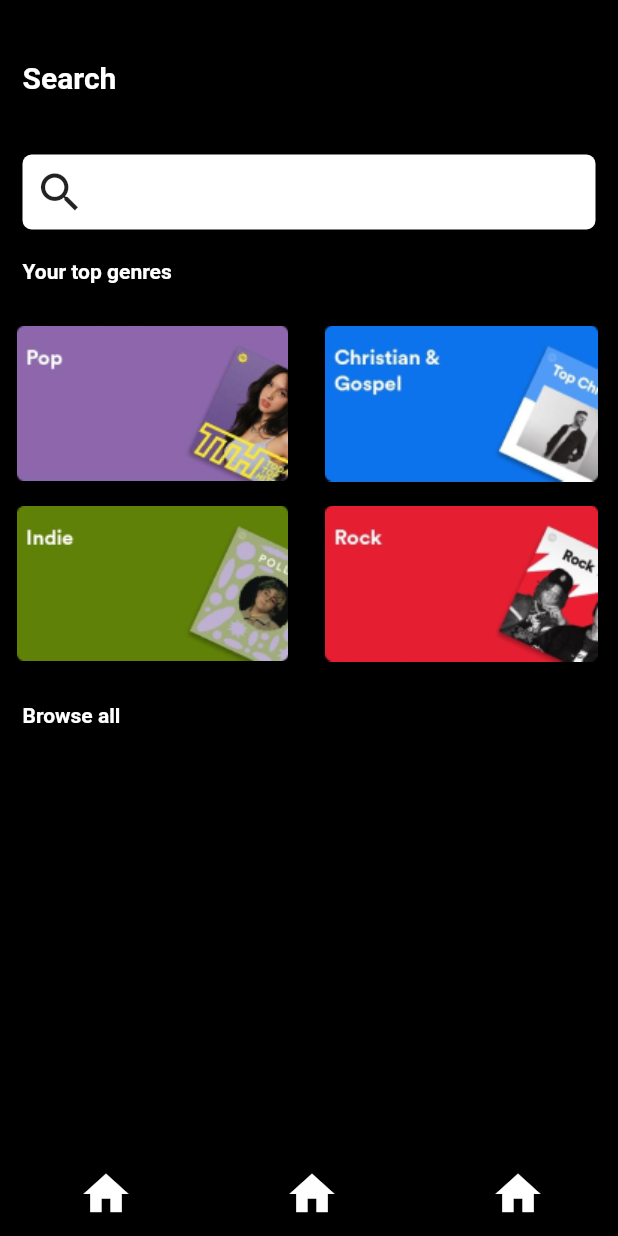
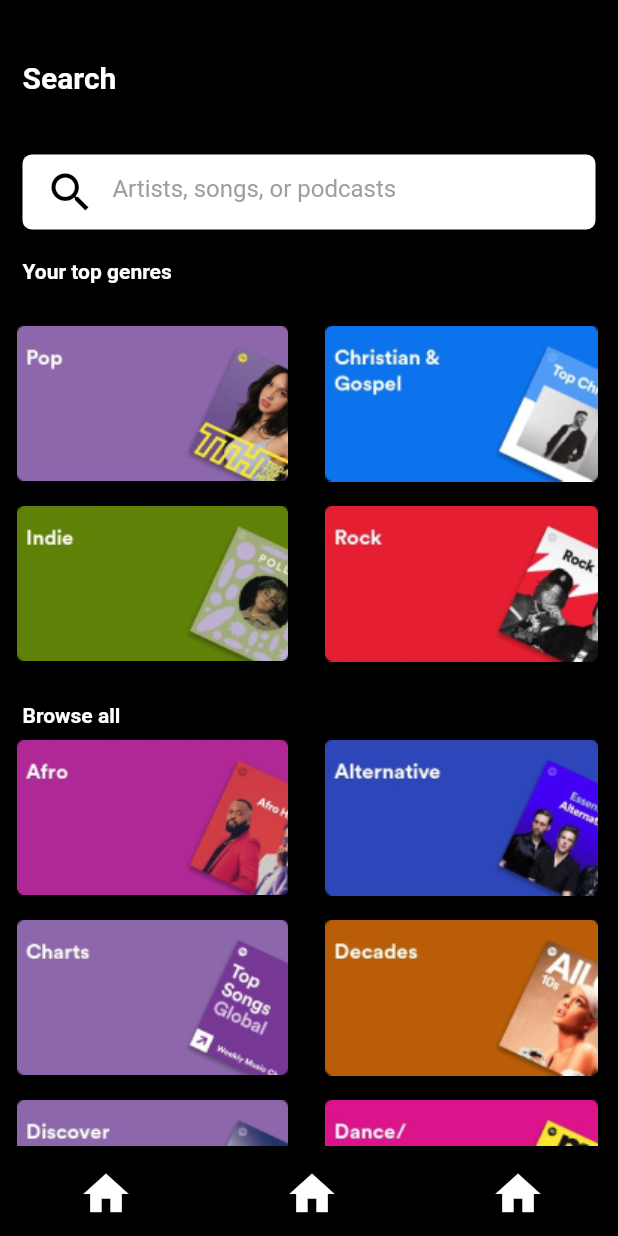
Before and after one commit to Drako-Rexon/Spotify_clone, a Flutter app: the screen it shows after launch, on a phone screen of 412 x 824 dp. Run offline on Flutter 3.47's test engine with Material 2 defaults, Android fonts, the phone set to English and light mode, and no system bars; our stand-ins replace flutter_vector_icons, get, page_transition, unicons.

Commit message:
search page almost done

```diff
--- a/lib/Search/components/search_cards.dart
+++ b/lib/Search/components/search_cards.dart
@@ -17,6 +17,7 @@ class SearchCards extends StatelessWidget {
     return Container(
       height: contHeight,
       child: ListView.builder(
+        physics: const NeverScrollableScrollPhysics(),
         itemCount: count,
         itemBuilder: (context, index) => Row(
           mainAxisAlignment: MainAxisAlignment.spaceAround,
--- a/lib/Search/search.dart
+++ b/lib/Search/search.dart
@@ -1,3 +1,4 @@
+import 'package:flutter/gestures.dart';
 import 'package:flutter/material.dart';
 import 'package:spotify_clone/Search/components/search_cards.dart';
 import 'package:spotify_clone/components/colors.dart';
@@ -12,8 +13,9 @@ class SearchPage extends StatelessWidget {
   Widget build(BuildContext context) {
     return Scaffold(
       backgroundColor: AppColor.spotifyBlack,
-      body: SafeArea(
-        child: SingleChildScrollView(
+      body: SingleChildScrollView(
+        scrollDirection: Axis.vertical,
+        child: SafeArea(
           child: Column(
             crossAxisAlignment: CrossAxisAlignment.start,
             children: [
@@ -35,12 +37,38 @@ class SearchPage extends StatelessWidget {
                       color: AppColor.spotifyWhite,
                       borderRadius: BorderRadius.circular(6)),
                   child: Row(
+                    crossAxisAlignment: CrossAxisAlignment.center,
                     children: [
-                      Padding(
-                        padding: const EdgeInsets.only(left: 8),
-                        child: Icon(
-                          Icons.search,
-                          size: 34,
+                      // Padding(
+                      //   padding: const EdgeInsets.only(left: 8),
+                      //   child: Icon(Icons.search, size: 34),
+                      // ),
+                      SizedBox(
+                        width: ResSize.screenWidth - 80,
+                        child: Padding(
+                          padding: const EdgeInsets.only(left: 8),
+                          child: TextField(
+                            dragStartBehavior: DragStartBehavior.start,
+                            showCursor: true,
+                            cursorColor: AppColor.spotifyBlack,
+                            cursorHeight: 20,
+                            decoration: InputDecoration(
+                              prefixIcon: Icon(
+                                Icons.search,
+                                size: 34,
+                                color: AppColor.spotifyBlack,
+                              ),
+                              border: InputBorder.none,
+                              contentPadding: const EdgeInsets.only(
+                                top: 12,
+                                left: 10,
+                              ),
+                              hintText: " Artists, songs, or podcasts",
+                              hintStyle: TextStyle(
+                                color: Colors.grey,
+                              ),
+                            ),
+                          ),
                         ),
                       ),
                     ],
@@ -57,11 +85,10 @@ class SearchPage extends StatelessWidget {
                 ),
               ),
               SizedBox(height: 20),
-              // todo: cards
               SearchCards(
-                contHeight: 240,
+                contHeight: ((topGenres.length) ~/ 2) * 120,
                 costList: topGenres,
-                count: 2,
+                count: (topGenres.length) ~/ 2,
               ),
               SizedBox(height: 20),
               Padding(
@@ -72,6 +99,11 @@ class SearchPage extends StatelessWidget {
                   textSize: 14,
                 ),
               ),
+              SearchCards(
+                contHeight: ((browseAll.length) ~/ 2) * 120,
+                costList: browseAll,
+                count: (browseAll.length) ~/ 2,
+              ),
               SizedBox(height: 20),
             ],
           ),
--- a/lib/components/sample_song_json.dart
+++ b/lib/components/sample_song_json.dart
@@ -394,3 +394,17 @@ List topGenres = [
   'assets/images/search/topGenres/Indie.png',
   'assets/images/search/topGenres/Rock.png',
 ];
+List browseAll = [
+  'assets/images/search/browseAll/Afro.png',
+  'assets/images/search/browseAll/Alternative.png',
+  'assets/images/search/browseAll/Charts.png',
+  'assets/images/search/browseAll/Decades.png',
+  'assets/images/search/browseAll/Discover.png',
+  'assets/images/search/browseAll/Electronic.png',
+  'assets/images/search/browseAll/EQUAL.png',
+  'assets/images/search/browseAll/Experience EQUALS.png',
+  'assets/images/search/browseAll/Focus.png',
+  'assets/images/search/browseAll/Frequency.png',
+  'assets/images/search/browseAll/Hip Hop.png',
+  'assets/images/search/browseAll/Live Events.png',
+];
--- a/pubspec.yaml
+++ b/pubspec.yaml
@@ -68,6 +68,7 @@ flutter:
     - assets/images/home/
     - assets/images/search/
     - assets/images/search/topGenres/
+    - assets/images/search/browseAll/
     - assets/fonts/
   #   - images/a_dot_ham.jpeg
 
```
